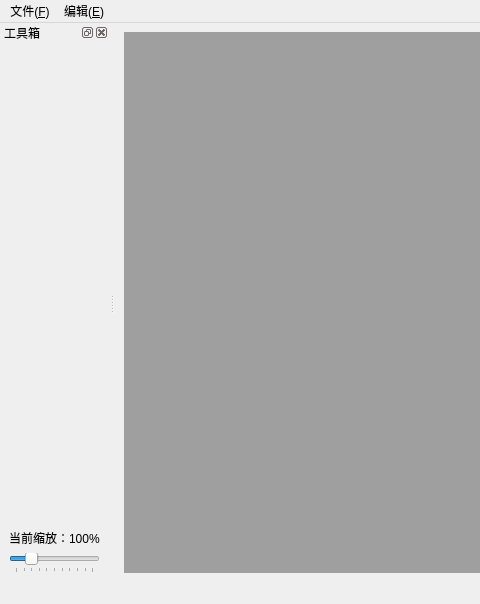
Before: the Qt Designer form mainwindow.ui in DaydreamerLiu/PSvidio, drawn with Qt 5; both pictures show x 0 to 480 and y 0 to 604 of the 947 by 604 pixel window.
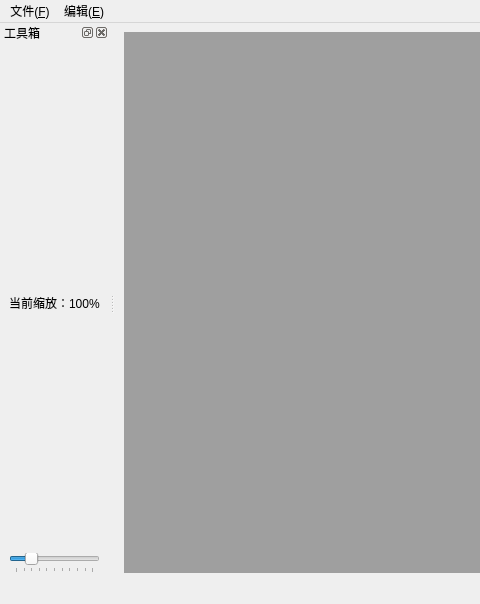
After: the same form once the commit is applied.

Diff of the .ui file:
```diff
--- a/mainwindow.ui
+++ b/mainwindow.ui
@@ -59,12 +59,6 @@
        <property name="orientation">
         <enum>Qt::Orientation::Vertical</enum>
        </property>
-       <property name="sizeHint" stdset="0">
-        <size>
-         <width>20</width>
-         <height>490</height>
-        </size>
-       </property>
       </spacer>
      </item>
      <item>
```
